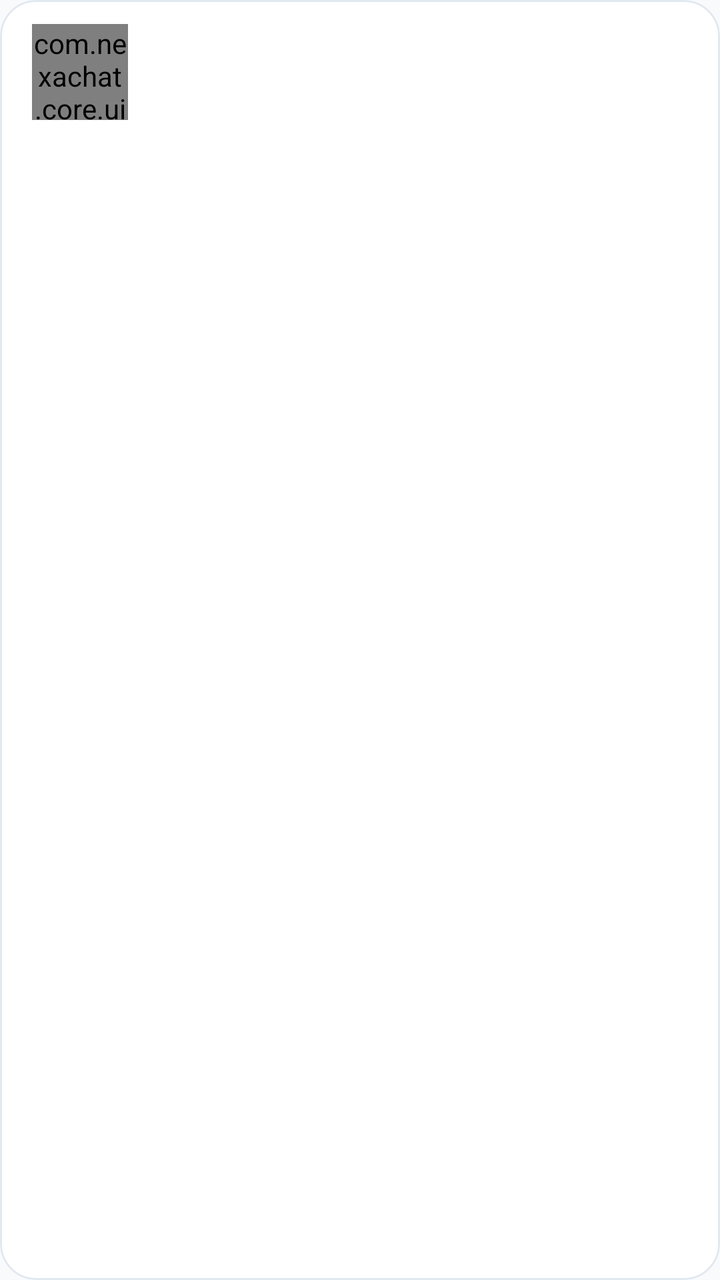
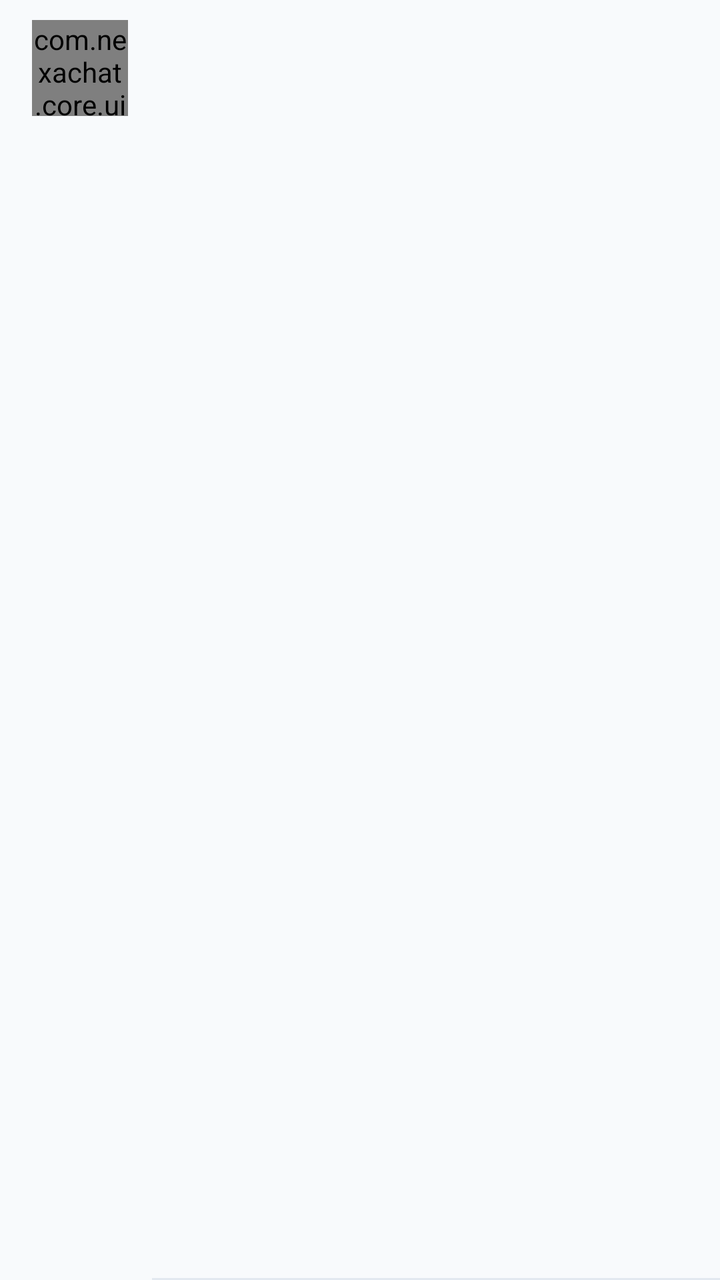

An Android layout rendered at two revisions. The XML below is the earlier revision; the diff shows what the commit changed to produce the second picture.
<!-- AndroidManifest.xml: application theme Theme.NexaChat -->
<!-- res/layout/item_contact.xml -->
<?xml version="1.0" encoding="utf-8"?>
<com.google.android.material.card.MaterialCardView xmlns:android="http://schemas.android.com/apk/res/android"
    xmlns:app="http://schemas.android.com/apk/res-auto"
    android:layout_width="match_parent"
    android:layout_height="wrap_content"
    android:layout_marginHorizontal="16dp"
    android:layout_marginVertical="5dp"
    app:cardBackgroundColor="?attr/colorSurface"
    app:cardCornerRadius="18dp"
    app:cardElevation="0dp"
    app:strokeColor="?attr/colorOutlineVariant"
    app:strokeWidth="1dp">

    <LinearLayout
        android:layout_width="match_parent"
        android:layout_height="wrap_content"
        android:gravity="center_vertical"
        android:minHeight="@dimen/min_touch_target"
        android:orientation="horizontal"
        android:paddingHorizontal="16dp"
        android:paddingVertical="12dp">

        <com.nexachat.core.ui.components.AvatarView
            android:id="@+id/avatar"
            android:layout_width="48dp"
            android:layout_height="48dp" />

        <LinearLayout
            android:layout_width="0dp"
            android:layout_height="wrap_content"
            android:layout_marginStart="@dimen/space_md"
            android:layout_weight="1"
            android:orientation="vertical">

            <TextView
                android:id="@+id/name"
                android:layout_width="match_parent"
                android:layout_height="wrap_content"
                android:ellipsize="end"
                android:maxLines="1"
                android:textAppearance="?attr/textAppearanceBodyLarge"
                android:textColor="?attr/colorOnSurface"
                android:textStyle="bold" />

            <TextView
                android:id="@+id/phone"
                android:layout_width="match_parent"
                android:layout_height="wrap_content"
                android:layout_marginTop="2dp"
                android:ellipsize="end"
                android:maxLines="1"
                android:textAppearance="?attr/textAppearanceBodySmall"
                android:textColor="?attr/colorOnSurfaceVariant"
                android:visibility="gone" />
        </LinearLayout>
    </LinearLayout>
</com.google.android.material.card.MaterialCardView>
<!-- resources referenced by this layout -->
<resources>
  <dimen name="min_touch_target">48dp</dimen>
  <dimen name="space_md">16dp</dimen>
  <style name="Theme.NexaChat" parent="Theme.NexaChat.Views" />
  <color name="colorPrimary">@color/brand_indigo</color>
  <color name="colorOnPrimary">#FFFFFFFF</color>
  <color name="colorPrimaryContainer">@color/brand_indigo_container</color>
  <color name="colorOnPrimaryContainer">@color/brand_on_indigo_container</color>
  <color name="colorSecondary">@color/slate_secondary</color>
  <color name="colorOnSecondary">#FFFFFFFF</color>
  <color name="colorSecondaryContainer">@color/slate_secondary_container</color>
  <color name="colorOnSecondaryContainer">@color/slate_on_secondary_container</color>
  <color name="colorTertiary">@color/tertiary_sky</color>
  <color name="colorOnTertiary">#FF082F49</color>
  <color name="colorTertiaryContainer">@color/tertiary_sky_container</color>
  <color name="colorOnTertiaryContainer">@color/tertiary_on_sky_container</color>
  <color name="colorError">@color/error_red</color>
  <color name="colorOnError">#FFFFFFFF</color>
  <color name="colorErrorContainer">@color/error_container_light</color>
  <color name="colorOnErrorContainer">@color/on_error_container_light</color>
  <color name="colorBackground">@color/background_light</color>
  <color name="colorOnBackground">@color/text_primary_light</color>
  <color name="colorSurface">@color/surface_light</color>
  <color name="colorOnSurface">@color/text_primary_light</color>
  <color name="colorSurfaceVariant">@color/surface_variant_light</color>
  <color name="surface_container_low_light">#FFF8FAFC</color>
  <color name="surface_container_light">#FFF1F5F9</color>
  <color name="surface_container_high_light">#FFE2E8F0</color>
  <color name="colorOnSurfaceVariant">@color/text_secondary_light</color>
  <color name="colorOutline">@color/slate_border</color>
  <color name="colorOutlineVariant">@color/slate_divider</color>
  <style name="TextAppearance.NexaChat.TitleLarge" parent="TextAppearance.Material3.TitleLarge" />
  <style name="TextAppearance.NexaChat.TitleMedium" parent="TextAppearance.Material3.TitleMedium" />
  <style name="TextAppearance.NexaChat.TitleSmall" parent="TextAppearance.Material3.TitleSmall" />
  <style name="TextAppearance.NexaChat.BodyLarge" parent="TextAppearance.Material3.BodyLarge" />
  <style name="TextAppearance.NexaChat.BodyMedium" parent="TextAppearance.Material3.BodyMedium" />
  <style name="TextAppearance.NexaChat.BodySmall" parent="TextAppearance.Material3.BodySmall" />
  <style name="TextAppearance.NexaChat.LabelLarge" parent="TextAppearance.Material3.LabelLarge" />
  <style name="TextAppearance.NexaChat.LabelMedium" parent="TextAppearance.Material3.LabelMedium" />
  <style name="TextAppearance.NexaChat.LabelSmall" parent="TextAppearance.Material3.LabelSmall" />
  <color name="brand_indigo">#FF6D28D9</color>
  <color name="brand_indigo_container">#FFEDE9FE</color>
  <color name="brand_on_indigo_container">#FF2E1065</color>
  <color name="slate_secondary">#FF505F76</color>
  <color name="slate_secondary_container">#FFD0E1FB</color>
  <color name="slate_on_secondary_container">#FF1D283A</color>
  <color name="tertiary_sky">#FF0EA5E9</color>
  <color name="tertiary_sky_container">#FFBAE6FD</color>
  <color name="tertiary_on_sky_container">#FF075985</color>
  <color name="error_red">#FFBA1A1A</color>
  <color name="error_container_light">#FFFFDAD6</color>
  <color name="on_error_container_light">#FF93000A</color>
  <color name="background_light">#FFF8FAFC</color>
  <color name="text_primary_light">#FF0F172A</color>
  <color name="surface_light">#FFFFFFFF</color>
  <color name="surface_variant_light">#FFF1F5F9</color>
  <color name="text_secondary_light">#FF475569</color>
  <color name="slate_border">#FFCBD5E1</color>
  <color name="slate_divider">#FFE2E8F0</color>
  <dimen name="corner_sm">8dp</dimen>
  <dimen name="corner_md">12dp</dimen>
  <dimen name="corner_lg">16dp</dimen>
  <!-- unchanged entries left out for length: 8 -->
</resources>

<!-- the commit's change to res/layout/item_contact.xml (unified diff, before → after) -->
@@ -1,24 +1,17 @@
 <?xml version="1.0" encoding="utf-8"?>
-<com.google.android.material.card.MaterialCardView xmlns:android="http://schemas.android.com/apk/res/android"
-    xmlns:app="http://schemas.android.com/apk/res-auto"
+<FrameLayout xmlns:android="http://schemas.android.com/apk/res/android"
     android:layout_width="match_parent"
     android:layout_height="wrap_content"
-    android:layout_marginHorizontal="16dp"
-    android:layout_marginVertical="5dp"
-    app:cardBackgroundColor="?attr/colorSurface"
-    app:cardCornerRadius="18dp"
-    app:cardElevation="0dp"
-    app:strokeColor="?attr/colorOutlineVariant"
-    app:strokeWidth="1dp">
+    android:background="?attr/selectableItemBackground">
 
     <LinearLayout
         android:layout_width="match_parent"
         android:layout_height="wrap_content"
         android:gravity="center_vertical"
-        android:minHeight="@dimen/min_touch_target"
+        android:minHeight="64dp"
         android:orientation="horizontal"
         android:paddingHorizontal="16dp"
-        android:paddingVertical="12dp">
+        android:paddingVertical="10dp">
 
         <com.nexachat.core.ui.components.AvatarView
             android:id="@+id/avatar"
@@ -28,7 +21,7 @@
         <LinearLayout
             android:layout_width="0dp"
             android:layout_height="wrap_content"
-            android:layout_marginStart="@dimen/space_md"
+            android:layout_marginStart="12dp"
             android:layout_weight="1"
             android:orientation="vertical">
 
@@ -54,4 +47,11 @@
                 android:visibility="gone" />
         </LinearLayout>
     </LinearLayout>
-</com.google.android.material.card.MaterialCardView>
+
+    <View
+        android:layout_width="match_parent"
+        android:layout_height="1dp"
+        android:layout_gravity="bottom"
+        android:layout_marginStart="76dp"
+        android:background="?attr/colorOutlineVariant" />
+</FrameLayout>
<!-- resource entries referenced after the edit -->
@@ -1,7 +1,6 @@
 <!-- resources referenced by this layout -->
 <resources>
   <dimen name="min_touch_target">48dp</dimen>
-  <dimen name="space_md">16dp</dimen>
   <style name="Theme.NexaChat" parent="Theme.NexaChat.Views" />
   <color name="colorPrimary">@color/brand_indigo</color>
   <color name="colorOnPrimary">#FFFFFFFF</color>
